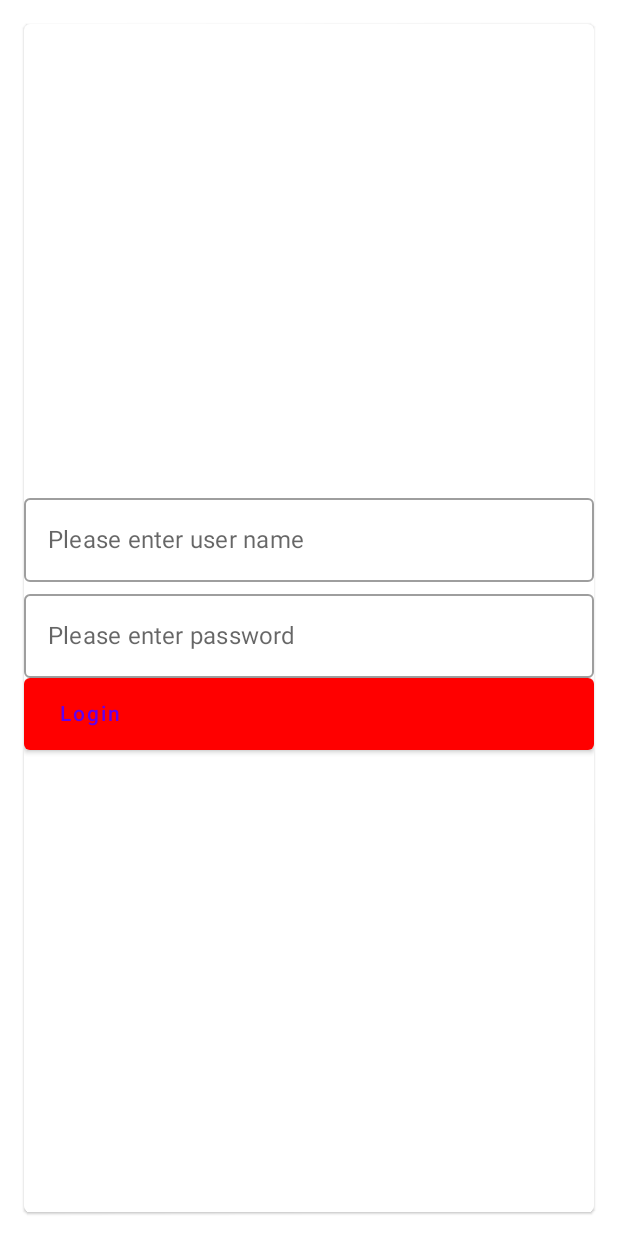
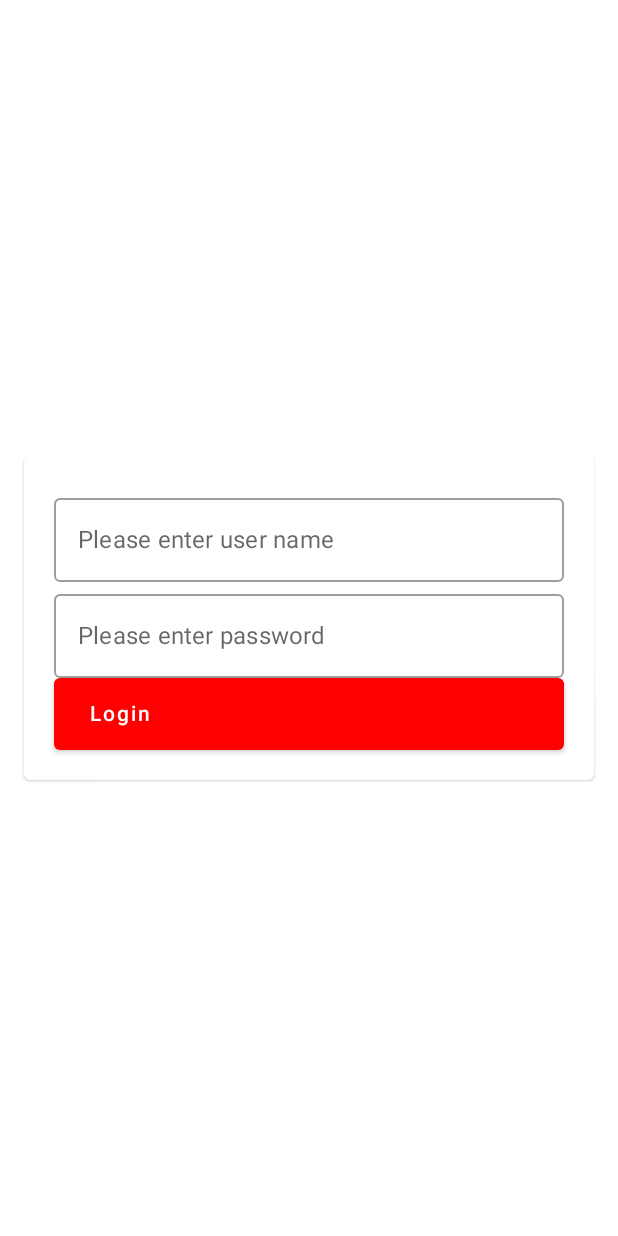
Before and after one commit to GaneshajDivekar/JetPackComposeDemo, an Android app built with Jetpack Compose: the screen it shows after launch (MainActivity), on a phone screen of 412 x 824 dp. Run offline under Robolectric (Android 15) with nearby library versions, the phone set to English and light mode, and no system bars; libraries missing offline, so code that uses them is left out: androidx.ui.core, androidx.ui.layout.

Commit message:
Changes is UI

```diff
--- a/app/src/main/java/compose/demo/MainActivity.kt
+++ b/app/src/main/java/compose/demo/MainActivity.kt
@@ -13,12 +13,14 @@ import androidx.compose.foundation.layout.*
 import androidx.compose.foundation.text.KeyboardOptions
 import androidx.compose.material.*
 import androidx.compose.material.MaterialTheme.colors
+import androidx.compose.material.MaterialTheme.typography
 import androidx.compose.runtime.Composable
 import androidx.compose.runtime.mutableStateListOf
 import androidx.compose.runtime.mutableStateOf
 import androidx.compose.runtime.remember
 import androidx.compose.runtime.saveable.rememberSaveable
 import androidx.compose.ui.Modifier
+import androidx.compose.ui.focus.focusModifier
 import androidx.compose.ui.graphics.Color
 import androidx.compose.ui.platform.LocalContext
 import androidx.compose.ui.text.input.KeyboardType
@@ -29,6 +31,8 @@ import androidx.compose.ui.unit.dp
 import androidx.compose.ui.unit.sp
 import androidx.ui.core.ContextAmbient
 import androidx.ui.core.currentTextStyle
+import androidx.ui.layout.constraintlayout.ConstraintLayout
+import androidx.ui.layout.constraintlayout.ConstraintSet
 import compose.demo.ui.theme.ComposeDemoMVVMTheme
 
 var strUserName: String = ""
@@ -49,15 +53,21 @@ class MainActivity : ComponentActivity() {
 
 @Composable
 fun Greeting() {
+    Column(
+        modifier = Modifier
+            .fillMaxWidth()
+            .fillMaxHeight(),
+        verticalArrangement = Arrangement.Center,
+    ) {
         Card(
             modifier = Modifier
                 .padding(16.dp)
-            .fillMaxWidth()
         ) {
             Column(
                 modifier = Modifier
                     .fillMaxWidth()
-                .fillMaxHeight(),
+                    .wrapContentHeight()
+                    .padding(20.dp),
                 verticalArrangement = Arrangement.Center,
                 horizontalAlignment = Alignment.CenterHorizontally
             ) {
@@ -67,6 +77,8 @@ fun Greeting() {
 
             }
         }
+    }
+
 }
 
 
@@ -87,12 +99,11 @@ fun LoginButton() {
                 ).show()
             }
         },
-        colors = ButtonDefaults.textButtonColors(
-            backgroundColor = Color.Red
-        )
+        colors = ButtonDefaults.textButtonColors(backgroundColor = Color.Red)
     ) {
         Text(
             "Login",
+            color = Color.White,
             modifier = Modifier
                 .padding(8.dp)
                 .fillMaxWidth()
```
Lines whose indentation alone changed are shown as unchanged.
